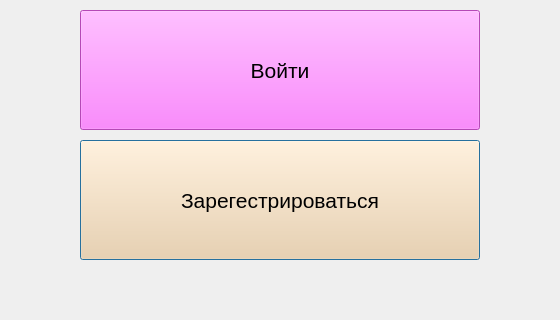
Above: testschool/greeting window.ui from Natasha-rare/The-analysis-of-structure-and-dinamics-of-graduate-s-network-communities before the change; both pictures show x 190 to 750 and y 260 to 580 of the 940 by 580 pixel window. Below: the same form after it.
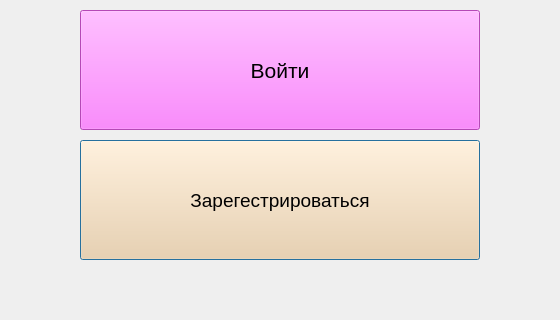
That is the form after the change.

```diff
--- a/testschool/greeting window.ui
+++ b/testschool/greeting window.ui
@@ -165,7 +165,7 @@
    <property name="font">
     <font>
      <family>Arial</family>
-     <pointsize>16</pointsize>
+     <pointsize>14</pointsize>
     </font>
    </property>
    <property name="styleSheet">
```
